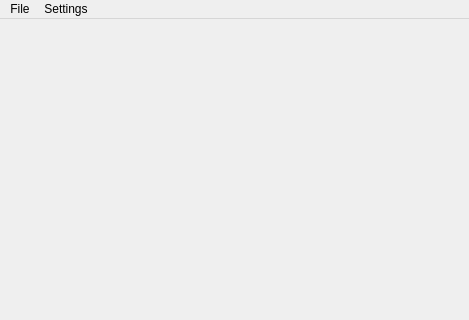
panzergame/dxfplotter, file template/mainwindow.ui: the form before one commit; both pictures show x 0 to 469 and y 0 to 320 of the 469 by 600 pixel window.
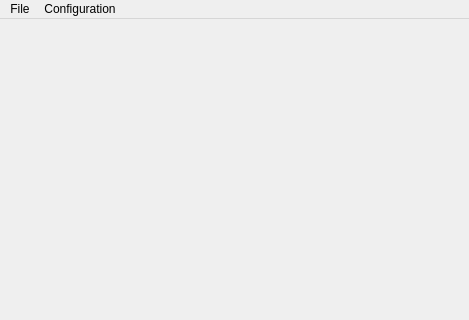
The form after the commit.

```diff
--- a/template/mainwindow.ui
+++ b/template/mainwindow.ui
@@ -22,7 +22,7 @@
      <x>0</x>
      <y>0</y>
      <width>469</width>
-     <height>29</height>
+     <height>27</height>
     </rect>
    </property>
    <widget class="QMenu" name="menusrgd">
@@ -34,7 +34,7 @@
    </widget>
    <widget class="QMenu" name="menuConfiguration">
     <property name="title">
-     <string>Settings</string>
+     <string>Configuration</string>
     </property>
    </widget>
    <addaction name="menusrgd"/>
```
Left out of the diff: 15 changed lines with no effect on the pictures.
